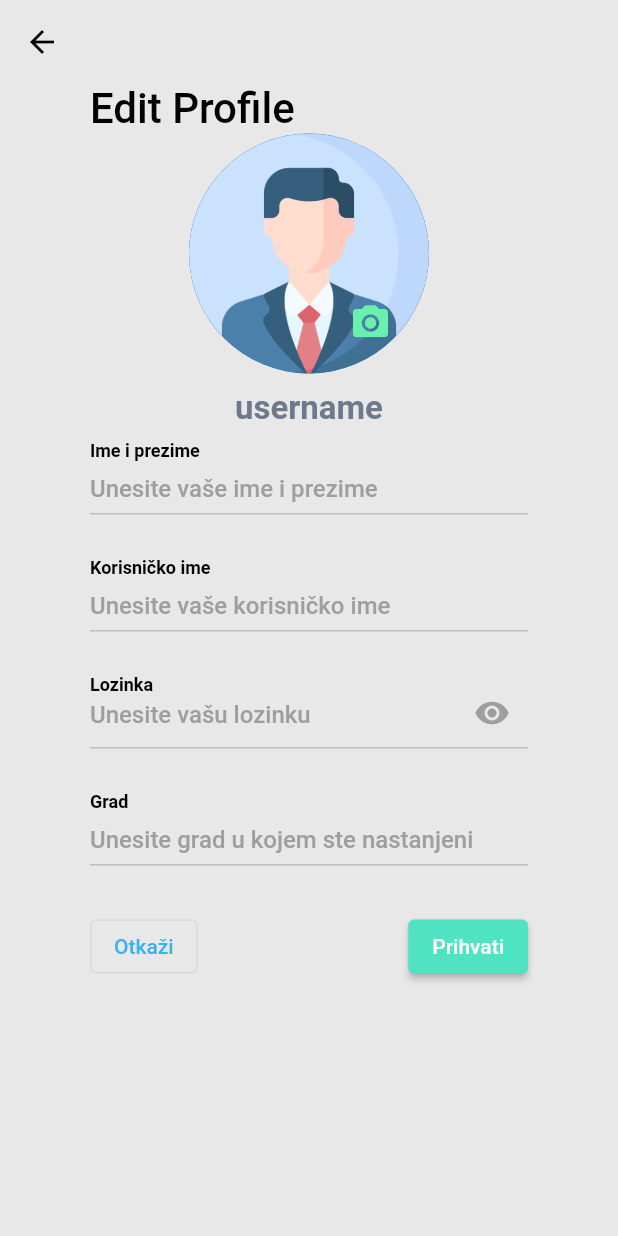
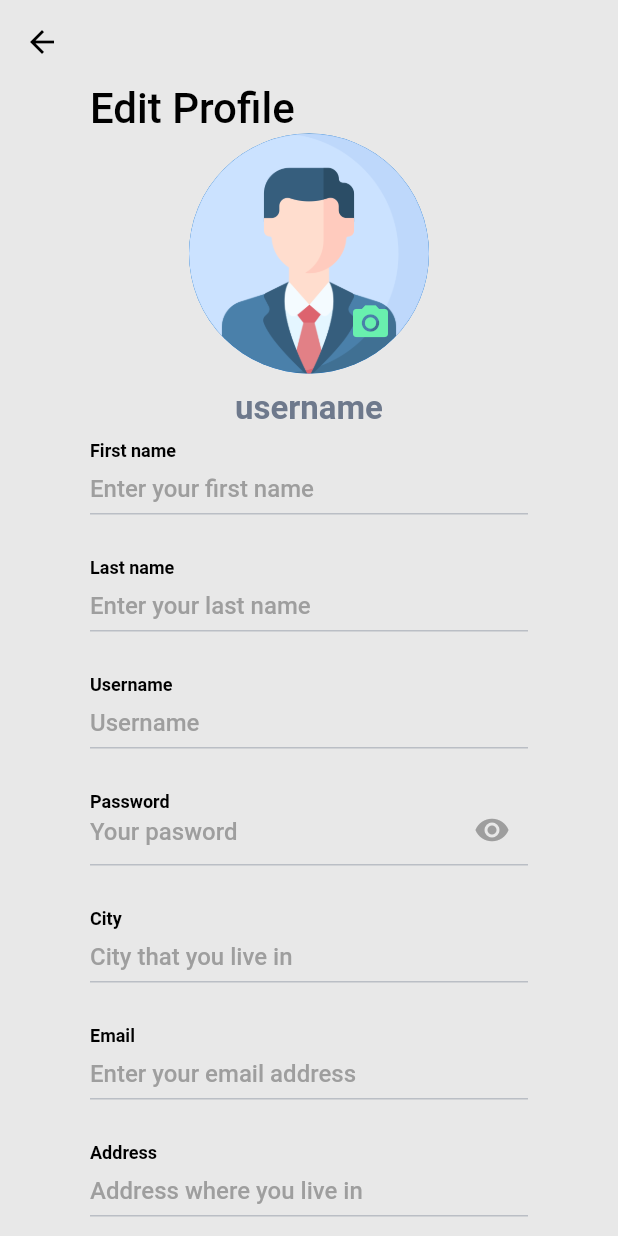
Before and after one commit to GagY23998/eDental-flutter, a Flutter app: the ProfileTile screen opened directly, on a phone screen of 412 x 824 dp. Run offline on Flutter 3.47's test engine with Material 2 defaults, Android fonts, the phone set to English and light mode, and no system bars; our stand-ins replace flutter_dotenv, image_picker; missing offline and left inert: dart_json_mapper, reflectable; accounts and stored records are empty; network calls fail; statements that could not run were skipped.

Commit message:
minor changes

```diff
--- a/lib/main.dart
+++ b/lib/main.dart
@@ -47,7 +47,10 @@ class MyApp extends StatelessWidget {
             update: (context, value, previous) =>
                 TreatmentProvider(value.user?.username, value.user?.password),
           ),
-          ChangeNotifierProvider.value(value: DentistProvider()),
+          ChangeNotifierProxyProvider<Auth, DentistProvider>(
+            create: (_) => DentistProvider(null),
+            update: (context, value, previous) => DentistProvider(value.user),
+          ),
           ChangeNotifierProxyProvider<Auth, AppointmentProvider>(
               create: (_) => AppointmentProvider(null),
               update: (_, value, appointments) =>
--- a/lib/providers/baseServiceMixin.dart
+++ b/lib/providers/baseServiceMixin.dart
@@ -7,4 +7,5 @@ mixin BaseServiceMixin<T> {
   Future<List<T>> get(dynamic searchRequest, {String? path = ''});
   Future<T> create(dynamic request, {String? path = ''});
   Future<bool?> delete(dynamic objectId);
+  Future<List<T>> getMultipleById(dynamic id, {String path = ''});
 }
--- a/lib/providers/dentist.dart
+++ b/lib/providers/dentist.dart
@@ -1,14 +1,26 @@
 import 'dart:async';
 
 import 'package:edental/providers/dentistService.dart';
+import 'package:edental/providers/recommendationService.dart';
 import 'package:flutter/material.dart';
 import 'package:edental/models/dentist.dart';
 
+import '../models/user.dart';
+
 class DentistProvider extends ChangeNotifier {
   List<Dentist> _dentist = [];
-
+  late final User _user;
   List<Dentist> get dentists => [..._dentist];
   final DentistService dentistService = DentistService();
+  RecommendationService recommendationService = RecommendationService();
+
+  DentistProvider(User? user) {
+    if (user != null) {
+      _user = user;
+      recommendationService = RecommendationService(
+          username: _user.username, password: _user.password);
+    }
+  }
 
   Future<List<Dentist>> getDentistsAsync() async =>
       _dentist.isEmpty ? dentistService.getAll() : Future.value(dentists);
@@ -30,4 +42,10 @@ class DentistProvider extends ChangeNotifier {
     }
     return [];
   }
+
+  Future<List<Dentist>> getRecommendedDentistAsync({int id = 1}) async {
+    return await recommendationService.getMultipleById(
+      id,
+    );
+  }
 }
--- /dev/null
+++ b/lib/providers/recommendationService.dart
@@ -0,0 +1,9 @@
+import 'package:edental/providers/baseProvider.dart';
+
+import '../models/dentist.dart';
+
+class RecommendationService extends BaseProvider<Dentist, Object> {
+  RecommendationService(
+      {apiName = 'recommendations', username = '', password = ''})
+      : super(apiName, username, password);
+}
--- a/lib/screens/settings/screens/profile_tile.dart
+++ b/lib/screens/settings/screens/profile_tile.dart
@@ -11,41 +11,65 @@ class ProfileTile extends StatefulWidget {
 }
 
 class _ProfileTileState extends State<ProfileTile> {
-  late final TextEditingController _nameController;
+  late final TextEditingController _firstNameController;
+  late final TextEditingController _lastNameController;
   late final TextEditingController _usernameController;
+  late final TextEditingController _addressController;
   late final TextEditingController _passwordController;
+  late final TextEditingController _emailController;
   late final TextEditingController _cityController;
-  late String _name;
+  late final TextEditingController _phoneController;
+  late String _firstName;
   late String _username;
   late String _password;
   late String _city;
+  late String _lastName;
+  late String _email;
+  late String _phone;
+  late String _address;
 
   @override
   void initState() {
     super.initState();
-    _nameController = TextEditingController();
+    _firstNameController = TextEditingController();
+    _lastNameController = TextEditingController();
     _usernameController = TextEditingController();
     _passwordController = TextEditingController();
     _cityController = TextEditingController();
-    _name = '';
+    _phoneController = TextEditingController();
+    _emailController = TextEditingController();
+    _addressController = TextEditingController();
+    _firstName = '';
+    _lastName = '';
     _username = '';
     _password = '';
     _city = '';
+    _phone = '';
+    _address = '';
+    _email = '';
   }
 
   @override
   void dispose() {
-    _nameController.dispose();
+    _firstNameController.dispose();
+    _lastNameController.dispose();
     _usernameController.dispose();
     _passwordController.dispose();
     _cityController.dispose();
+    _phoneController.dispose();
+    _emailController.dispose();
+    _addressController.dispose();
     super.dispose();
   }
 
   void _saveChanges() {
     setState(() {
-      _name = _nameController.text;
+      _firstName = _firstNameController.text;
+      _lastName = _lastNameController.text;
       _username = _usernameController.text;
+      _address = _addressController.text;
+      _email = _emailController.text;
+      _phone = _phoneController.text;
       _password = _passwordController.text;
       _city = _cityController.text;
     });
@@ -53,10 +77,14 @@ class _ProfileTileState extends State<ProfileTile> {
 
   void _discardChanges() {
     setState(() {
-      _nameController.text = _name;
+      _firstNameController.text = _firstName;
+      _lastNameController.text = _lastName;
       _usernameController.text = _username;
       _passwordController.text = _password;
       _cityController.text = _city;
+      _emailController.text = _email;
+      _addressController.text = _address;
+      _phoneController.text = _phone;
     });
   }
 
@@ -73,13 +101,15 @@ class _ProfileTileState extends State<ProfileTile> {
           onPressed: () => Navigator.pop(context),
         ),
       ),
-      body: Padding(
+      body: SingleChildScrollView(
+        child: Padding(
           padding: const EdgeInsets.fromLTRB(60.0, 0, 60.0, 0),
           child: GestureDetector(
             onTap: () {
               FocusScope.of(context).unfocus;
             },
             child: ListView(
+              shrinkWrap: true,
               children: [
                 Container(
                   alignment: Alignment.topLeft,
@@ -93,42 +123,67 @@ class _ProfileTileState extends State<ProfileTile> {
                 ),
                 const EditableProfilePhoto(),
                 ProfileTextfield(
-                  label: 'Ime i prezime',
-                  placeholder: 'Unesite vaše ime i prezime',
+                    label: 'First name',
+                    placeholder: 'Enter your first name',
                     isPasswordTextfield: false,
-                  controller: _nameController),
+                    controller: _firstNameController),
                 ProfileTextfield(
-                label: 'Korisničko ime',
-                placeholder: 'Unesite vaše korisničko ime',
+                    label: 'Last name',
+                    placeholder: 'Enter your last name',
+                    isPasswordTextfield: false,
+                    controller: _lastNameController),
+                ProfileTextfield(
+                  label: 'Username',
+                  placeholder: 'Username',
                   isPasswordTextfield: false,
                   controller: _usernameController,
                 ),
                 ProfileTextfield(
-                label: 'Lozinka',
-                placeholder: 'Unesite vašu lozinku',
+                  label: 'Password',
+                  placeholder: 'Your pasword',
                   isPasswordTextfield: true,
                   controller: _passwordController,
                 ),
                 ProfileTextfield(
-                label: 'Grad',
-                placeholder: 'Unesite grad u kojem ste nastanjeni',
+                  label: 'City',
+                  placeholder: 'City that you live in',
                   isPasswordTextfield: false,
                   controller: _cityController,
                 ),
-              Row(mainAxisAlignment: MainAxisAlignment.spaceBetween, children: [
+                ProfileTextfield(
+                  label: 'Email',
+                  placeholder: 'Enter your email address',
+                  isPasswordTextfield: false,
+                  controller: _emailController,
+                ),
+                ProfileTextfield(
+                  label: 'Address',
+                  placeholder: 'Address where you live in',
+                  isPasswordTextfield: false,
+                  controller: _addressController,
+                ),
+                ProfileTextfield(
+                    label: 'Phone',
+                    placeholder: 'Your phone number',
+                    isPasswordTextfield: false,
+                    controller: _phoneController),
+                Row(
+                    mainAxisAlignment: MainAxisAlignment.spaceBetween,
+                    children: [
                       OutlinedButton(
                         onPressed: () {},
-                  child: Text('Otkaži'),
+                        child: const Text('Dispose'),
                       ),
                       ElevatedButton(
                         onPressed: () {},
-                  child: Text('Prihvati'),
+                        child: const Text('Accept'),
                       ),
                     ]),
               ],
             ),
           ),
         ),
+      ),
     );
   }
 }
```
Also changed, not shown: lib/components/dentist_item.dart (added, +28 -0 lines), lib/providers/baseProvider.dart (+10 -2 lines), lib/screens/appointments/appointment_screen.dart (+20 -5 lines), lib/screens/appointments/dentist_recommendation.dart (added, +50 -0 lines), lib/screens/auth/auth_screen.dart (+5 -2 lines), lib/screens/settings/screens/settings_screen.dart (+0 -7 lines). Lines whose indentation alone changed are shown as unchanged.
